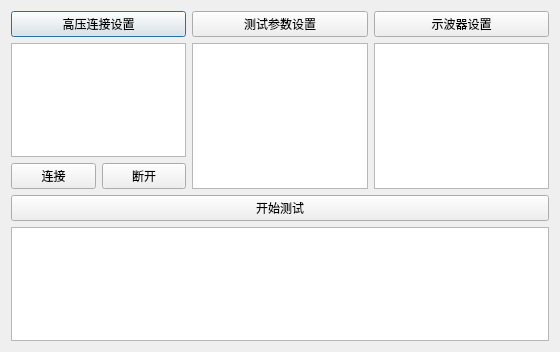
Qt form main_dialog.ui (curious-heart/X-exposer-tool) before a commit.
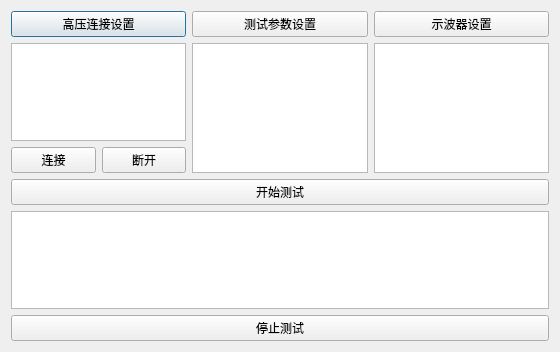
The same form after that commit.

Commit message: Finish connect/disconnect modbus. rough test...

What changed in the file:
```diff
--- a/main_dialog.ui
+++ b/main_dialog.ui
@@ -140,6 +140,13 @@
      </property>
     </widget>
    </item>
+   <item>
+    <widget class="QPushButton" name="stopTestBtn">
+     <property name="text">
+      <string>停止测试</string>
+     </property>
+    </widget>
+   </item>
   </layout>
  </widget>
  <resources/>
```
The commit also changes 4 other files.
